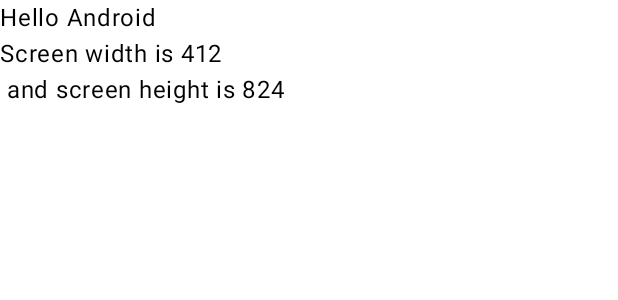
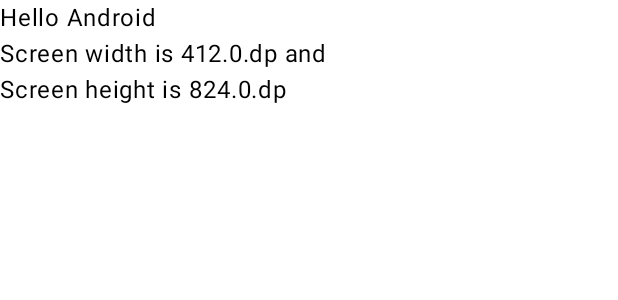
Before and after one commit to pstorli/WordDrop, an Android app built with Jetpack Compose: the @Preview function GreetingPreview, on a phone screen of 412 x 824 dp. Shown: the top 300 px of the screen. Run offline under Robolectric (Android 15) with nearby library versions, the phone set to English and light mode, and no system bars.

Commit message:
Working Project

```diff
--- a/app/src/main/java/com/pstorli/wordrop/MainActivity.kt
+++ b/app/src/main/java/com/pstorli/wordrop/MainActivity.kt
@@ -10,7 +10,8 @@ import androidx.compose.material3.Scaffold
 import androidx.compose.material3.Text
 import androidx.compose.runtime.Composable
 import androidx.compose.ui.Modifier
-import androidx.compose.ui.platform.LocalConfiguration
+import androidx.compose.ui.platform.LocalDensity
+import androidx.compose.ui.platform.LocalWindowInfo
 import androidx.compose.ui.tooling.preview.Preview
 import com.pstorli.wordrop.ui.theme.WordDropTheme
 
@@ -33,12 +34,12 @@ class MainActivity : ComponentActivity() {
 
 @Composable
 fun Greeting (name: String, modifier: Modifier = Modifier) {
-    val configuration = LocalConfiguration.current
-    val screenHeight = configuration.screenHeightDp
-    val screenWidth = configuration.screenWidthDp
+    val windowInfo = LocalWindowInfo.current
+    val screenWidth = with(LocalDensity.current) { windowInfo.containerSize.width.toDp() }
+    val screenHeight = with(LocalDensity.current) { windowInfo.containerSize.height.toDp() }
     Text(
         text = "Hello $name\n"+
-                "Screen width is $screenWidth\n and screen height is $screenHeight",
+                "Screen width is $screenWidth and \nScreen height is $screenHeight",
         modifier = modifier
     )
 }
```
